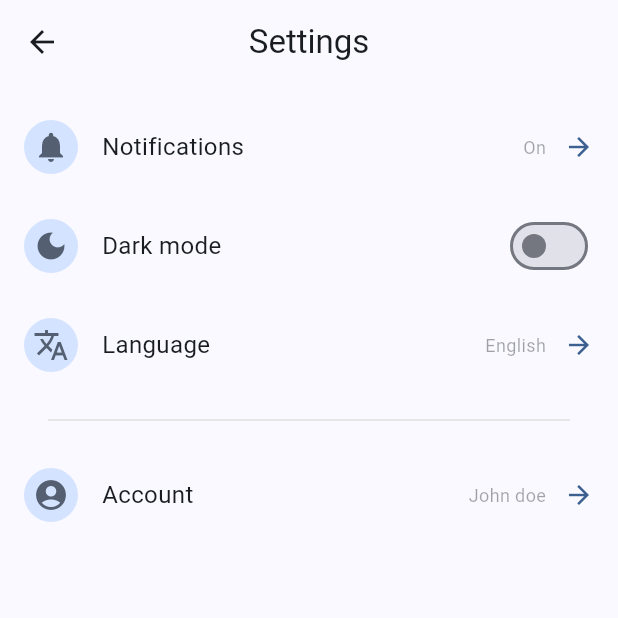
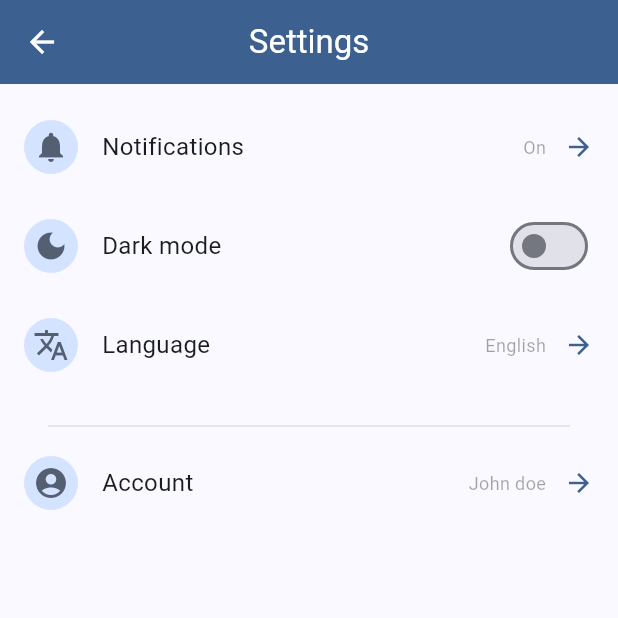
Before and after one commit to frederikbehr/behrd, a Flutter app: the screen it shows after launch, after a tap on "Open settings", on a phone screen of 412 x 824 dp, the top half of it. Run offline on Flutter 3.47's test engine with Material 3 defaults, Android fonts, the phone set to English and light mode, and no system bars.

Commit message:
app bar changed to look more native on android

```diff
--- a/lib/src/components/native_app_bar/native_app_bar.dart
+++ b/lib/src/components/native_app_bar/native_app_bar.dart
@@ -1,5 +1,6 @@
 import 'dart:io' show Platform;
 import 'package:behrd/behrd.dart';
+import 'package:behrd/src/utils/color_utils.dart';
 import 'package:flutter/cupertino.dart';
 import 'package:flutter/material.dart';
 
@@ -52,12 +53,20 @@ class BehrdNativeAppBar extends StatelessWidget implements PreferredSizeWidget {
       );
     } else {
       return AppBar(
-        backgroundColor: backgroundColor,
+        backgroundColor: backgroundColor ?? Theme.of(context).colorScheme.primary,
         centerTitle: true,
-        elevation: 0.0,
+        elevation: 5.0,
         actions: actions,
+        iconTheme: IconThemeData(
+          color: ColorUtils.getTextColorFromBackgroundColor(backgroundColor ?? Theme.of(context).colorScheme.primary),
+        ),
         leading: leading,
-        title: titleReplacement ?? Text(title),
+        title: titleReplacement ?? Text(
+          title,
+          style: TextStyle(
+            color: ColorUtils.getTextColorFromBackgroundColor(backgroundColor ?? Theme.of(context).colorScheme.primary),
+          ),
+        ),
         bottom: bottomBorder == true? PreferredSize(
           preferredSize: const Size.fromHeight(4.0),
           child: Container(
--- a/lib/src/pages/settings/setting/setting_page.dart
+++ b/lib/src/pages/settings/setting/setting_page.dart
@@ -1,7 +1,5 @@
 import 'package:behrd/behrd.dart';
 import 'package:flutter/material.dart';
-
-import '../../../components/native_app_bar/native_app_bar.dart';
 
 class SettingPage extends StatelessWidget {
   final SettingsCategory category;
@@ -17,7 +15,11 @@ class SettingPage extends StatelessWidget {
   @override
   Widget build(BuildContext context) {
     return Scaffold(
-      appBar: BehrdNativeAppBar(title: category.title, previousPageTitle: previousPageTitle),
+      appBar: BehrdNativeAppBar(
+        title: category.title,
+        previousPageTitle: previousPageTitle,
+        targetPlatform: targetPlatform,
+      ),
       body: SingleChildScrollView(
         child: Column(
           children: [
--- a/lib/src/pages/settings/settings_scaffold.dart
+++ b/lib/src/pages/settings/settings_scaffold.dart
@@ -42,7 +42,11 @@ class _SettingsPageState extends State<SettingsPage> {
   @override
   Widget build(BuildContext context) {
     return Scaffold(
-      appBar: BehrdNativeAppBar(title: widget.title, previousPageTitle: widget.previousPageTitle),
+      appBar: BehrdNativeAppBar(
+        title: widget.title,
+        previousPageTitle: widget.previousPageTitle,
+        targetPlatform: widget.targetPlatform,
+      ),
       body: SingleChildScrollView(
         child: Column(
           children: [
@@ -71,11 +75,11 @@ class _SettingsPageState extends State<SettingsPage> {
                         color: Theme.of(context).dividerColor,
                         indent: 32,
                         endIndent: 32,
-                      ) : const SizedBox(),
+                      ) : const SizedBox(height: 12),
                       ListView.builder(
                         physics: const NeverScrollableScrollPhysics(),
                         shrinkWrap: true,
-                        padding: EdgeInsets.only(top: 12, bottom: 12),
+                        padding: EdgeInsets.only(bottom: 16),
                         itemCount: widget.groups[index].categories.length,
                         itemBuilder: (BuildContext context, int i) {
                           return CategoryCard(
```
